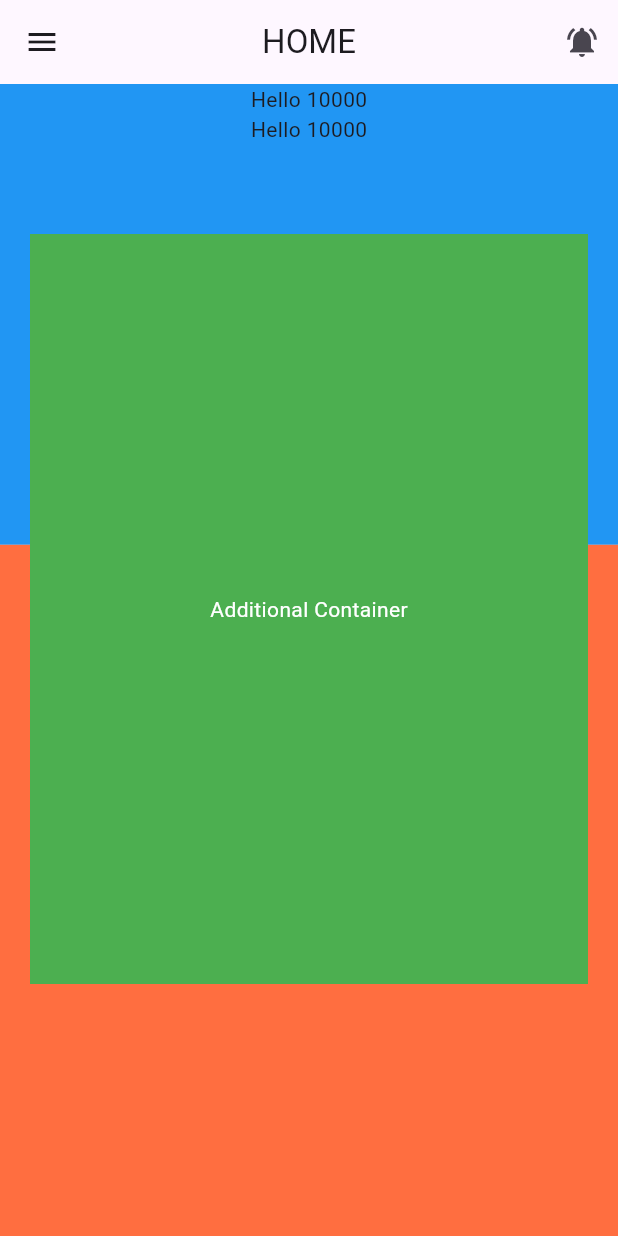
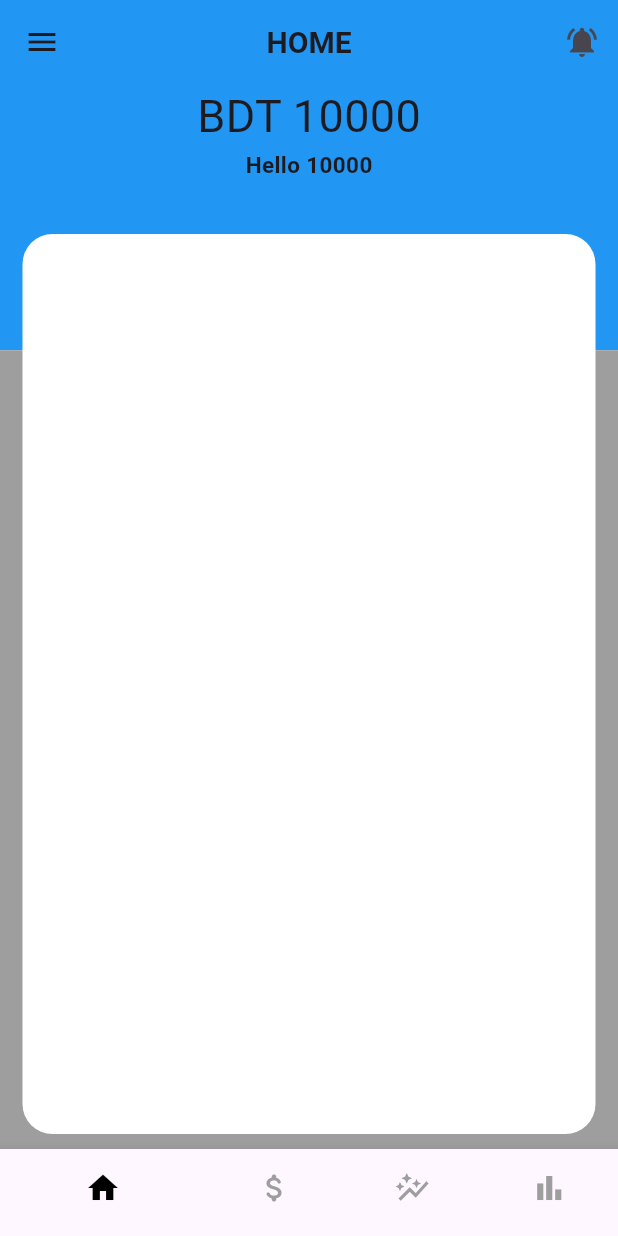
Before and after one commit to aman5196/SpendwiseTracker-App, a Flutter app: the screen it shows after launch, on a phone screen of 412 x 824 dp. Run offline on Flutter 3.47's test engine with Material 3 defaults, Android fonts, the phone set to English and light mode, and no system bars.

Commit message:
nav bar added

```diff
--- a/lib/screens/dashboard.dart
+++ b/lib/screens/dashboard.dart
@@ -1,4 +1,8 @@
 import 'package:flutter/material.dart';
+import 'package:spendwise_tracker_app/screens/analysis_page.dart';
+import 'package:spendwise_tracker_app/screens/debt_page.dart';
+import 'package:spendwise_tracker_app/screens/expense_page.dart';
+import 'package:spendwise_tracker_app/screens/homepage.dart';
 
 class Dashboard extends StatefulWidget {
   const Dashboard({super.key});
@@ -8,16 +12,33 @@ class Dashboard extends StatefulWidget {
 }
 
 class _DashboardState extends State<Dashboard> {
+ /* List pages=[
+    Homepage(),
+    DebtPage(),
+    ExpensePage(),
+    AnalysisPage()
+
+  ];
+  int currentIndex=0;
+  void onTap(int index){
+
+    setState(() {
+      currentIndex=index;
+    });
+
+  }
+*/
   @override
   Widget build(BuildContext context) {
     return Scaffold(
       appBar: AppBar(
         elevation: 0,
         centerTitle: true,
-        backgroundColor: Colors.transparent,
+        backgroundColor: Colors.blue,
         title: Text(
           "Home".toUpperCase(),
           textAlign: TextAlign.center,
+          style: TextStyle(fontWeight: FontWeight.bold,fontSize: 20),
         ),
         leading: IconButton(
           icon: Icon(Icons.menu),
@@ -35,7 +56,10 @@ class _DashboardState extends State<Dashboard> {
 
 
 
-      body: Stack(
+      body: //pages[0],
+
+
+      Stack(
         children:[ Column(
 
 
@@ -43,19 +67,21 @@ class _DashboardState extends State<Dashboard> {
 
           children: [
             Expanded(
-              flex: 4,
+              flex: 2,
               child: Container(
                 color: Colors.blue,
                 child: Column(
                   //mainAxisAlignment: MainAxisAlignment.center,
                   children: [
                     Text(
-                      "Hello ${TotalSpend()}",
+                      "BDT ${TotalSpend()}",
+                      style: TextStyle(fontSize: 30),
                       //textAlign: TextAlign.center,
                     ),
                     //SizedBox(height: 10), // Add some spacing between the texts if needed
                     Text(
                       "Hello ${TotalSpend()}",
+                      style: TextStyle(fontWeight: FontWeight.bold,fontSize: 15),
                       //textAlign: TextAlign.center,
                     ),
                   ],
@@ -67,7 +93,7 @@ class _DashboardState extends State<Dashboard> {
             Expanded(
                 flex: 6,
                 child: Container(
-                   color: Colors.deepOrangeAccent,
+                   color: Colors.grey,
                   //child: Text( "Hello ${TotalSpend()}",
                   //textAlign: TextAlign.center,),
               )
@@ -76,11 +102,15 @@ class _DashboardState extends State<Dashboard> {
         ),
             Positioned(
               top: 100, // Adjust the position as needed
-              left: 20, // Adjust the position as needed
-              right: 20, // Adjust the position as needed
+              left: 15, // Adjust the position as needed
+              right: 15, // Adjust the position as needed
              child: Container(
-                   height: 500, // Adjust the height as needed
-                   color: Colors.green, // Set the color of the container
+                   height: 600, // Adjust the height as needed
+               decoration: BoxDecoration(
+                 color: Colors.white,
+                 borderRadius: BorderRadius.circular(20), // Adjust the border radius as needed
+               ), // Set the color of the container
+
                 child: Center(
                     child: Text("Additional Container",
                            style: TextStyle(color: Colors.white),),
@@ -89,6 +119,26 @@ class _DashboardState extends State<Dashboard> {
             )
       ]
       ),
+
+
+
+
+      bottomNavigationBar: BottomNavigationBar(
+        selectedItemColor: Colors.black,
+        unselectedItemColor: Colors.grey,
+        showSelectedLabels: false,
+        showUnselectedLabels: false,
+        backgroundColor: Colors.blue,
+        //onTap: onTap,
+        items: [
+          BottomNavigationBarItem(icon: Icon(Icons.home),label:'Home'),
+          BottomNavigationBarItem(icon: Icon(Icons.attach_money_rounded),label: 'Debt'),
+          BottomNavigationBarItem(icon: Icon(Icons.auto_graph),label:'expense'),
+          BottomNavigationBarItem(icon: Icon(Icons.bar_chart),label:'analysis'),
+
+        ],
+      ) ,
+
     );
   }
 }
```
Also changed, not shown: lib/screens/analysis_page.dart (added, +14 -0 lines), lib/screens/debt_page.dart (added, +14 -0 lines), lib/screens/expense_page.dart (added, +14 -0 lines), lib/screens/homepage.dart (added, +15 -0 lines).
